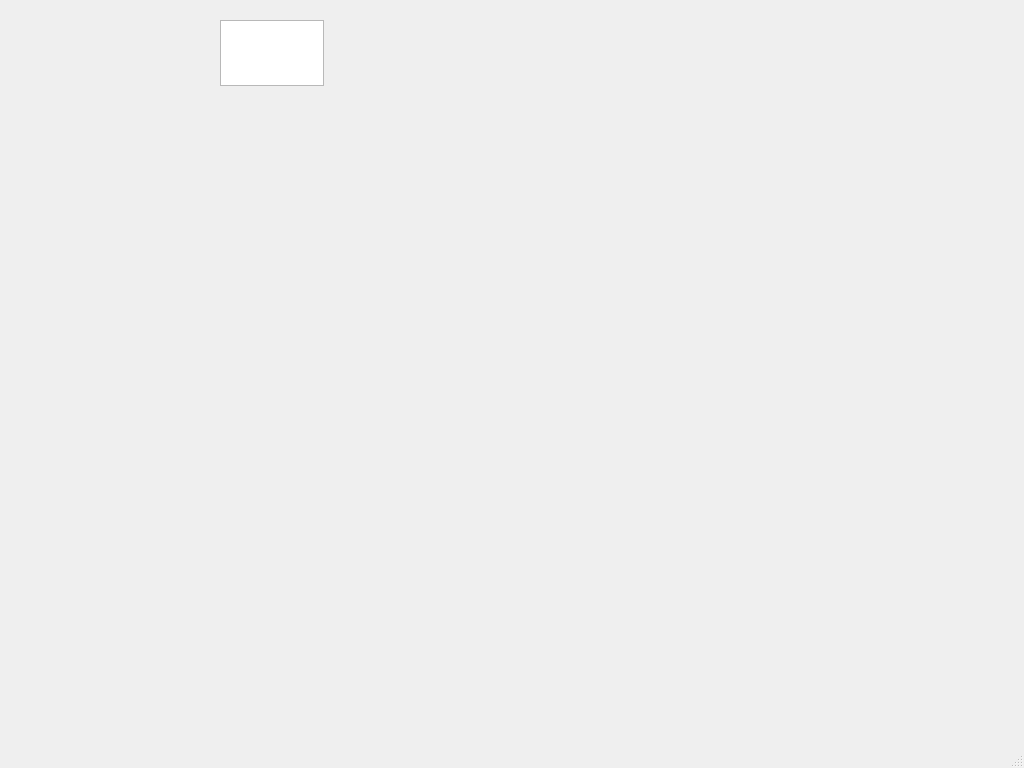
First picture: the form in ui/mainwindow.ui, repository NormalHumanUserName/python-app, before the edit.
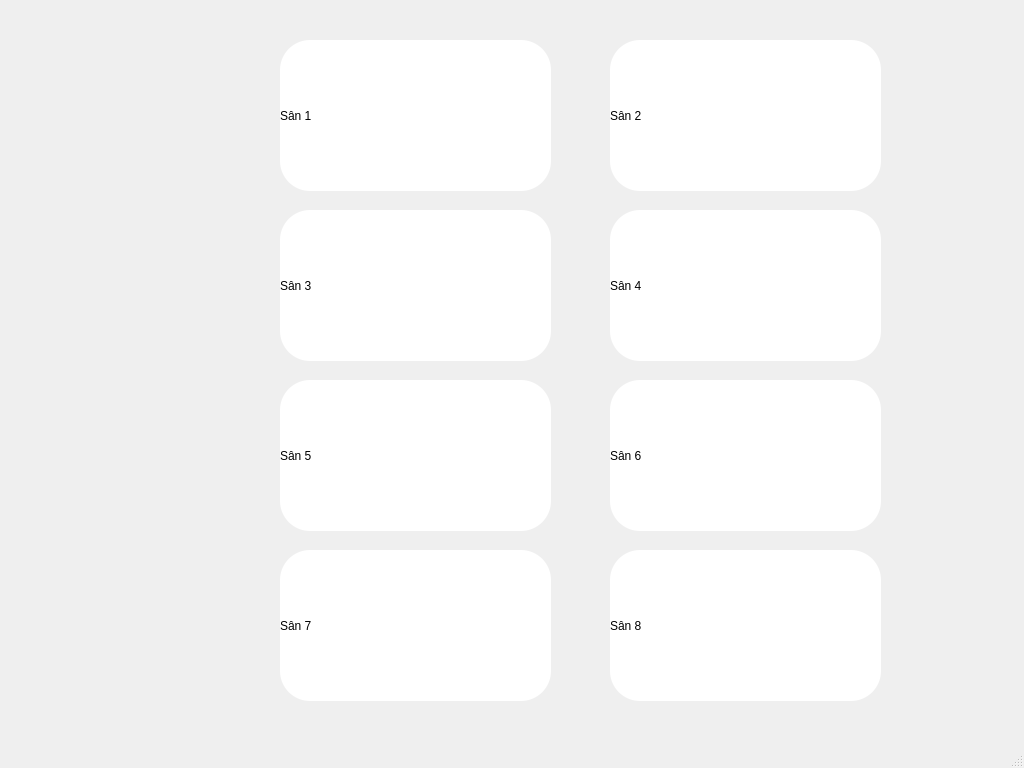
Second picture: the form after the edit. The open tabs and pages were chosen to show the change. Icons and pictures are not drawn.

The edit to the form file:
```diff
--- a/ui/mainwindow.ui
+++ b/ui/mainwindow.ui
@@ -57,14 +57,156 @@
      </widget>
     </widget>
     <widget class="QWidget" name="page_2">
-     <widget class="QPlainTextEdit" name="plainTextEdit">
+     <widget class="QLabel" name="label_6">
       <property name="geometry">
        <rect>
-        <x>60</x>
-        <y>20</y>
-        <width>104</width>
-        <height>66</height>
+        <x>120</x>
+        <y>40</y>
+        <width>271</width>
+        <height>151</height>
        </rect>
+      </property>
+      <property name="styleSheet">
+       <string notr="true">background-color:rgb(255, 255, 255);
+font: 16pt &quot;Segoe UI&quot;;
+border-radius: 30px
+</string>
+      </property>
+      <property name="text">
+       <string>Sân 1</string>
+      </property>
+     </widget>
+     <widget class="QLabel" name="label_7">
+      <property name="geometry">
+       <rect>
+        <x>450</x>
+        <y>40</y>
+        <width>271</width>
+        <height>151</height>
+       </rect>
+      </property>
+      <property name="styleSheet">
+       <string notr="true">background-color:rgb(255, 255, 255);
+font: 16pt &quot;Segoe UI&quot;;
+border-radius: 30px
+</string>
+      </property>
+      <property name="text">
+       <string>Sân 2</string>
+      </property>
+     </widget>
+     <widget class="QLabel" name="label_8">
+      <property name="geometry">
+       <rect>
+        <x>120</x>
+        <y>210</y>
+        <width>271</width>
+        <height>151</height>
+       </rect>
+      </property>
+      <property name="styleSheet">
+       <string notr="true">background-color:rgb(255, 255, 255);
+font: 16pt &quot;Segoe UI&quot;;
+border-radius: 30px
+</string>
+      </property>
+      <property name="text">
+       <string>Sân 3</string>
+      </property>
+     </widget>
+     <widget class="QLabel" name="label_9">
+      <property name="geometry">
+       <rect>
+        <x>450</x>
+        <y>210</y>
+        <width>271</width>
+        <height>151</height>
+       </rect>
+      </property>
+      <property name="styleSheet">
+       <string notr="true">background-color:rgb(255, 255, 255);
+font: 16pt &quot;Segoe UI&quot;;
+border-radius: 30px
+</string>
+      </property>
+      <property name="text">
+       <string>Sân 4</string>
+      </property>
+     </widget>
+     <widget class="QLabel" name="label_10">
+      <property name="geometry">
+       <rect>
+        <x>120</x>
+        <y>380</y>
+        <width>271</width>
+        <height>151</height>
+       </rect>
+      </property>
+      <property name="styleSheet">
+       <string notr="true">background-color:rgb(255, 255, 255);
+font: 16pt &quot;Segoe UI&quot;;
+border-radius: 30px
+</string>
+      </property>
+      <property name="text">
+       <string>Sân 5</string>
+      </property>
+     </widget>
+     <widget class="QLabel" name="label_11">
+      <property name="geometry">
+       <rect>
+        <x>450</x>
+        <y>380</y>
+        <width>271</width>
+        <height>151</height>
+       </rect>
+      </property>
+      <property name="styleSheet">
+       <string notr="true">background-color:rgb(255, 255, 255);
+font: 16pt &quot;Segoe UI&quot;;
+border-radius: 30px
+</string>
+      </property>
+      <property name="text">
+       <string>Sân 6</string>
+      </property>
+     </widget>
+     <widget class="QLabel" name="label_12">
+      <property name="geometry">
+       <rect>
+        <x>120</x>
+        <y>550</y>
+        <width>271</width>
+        <height>151</height>
+       </rect>
+      </property>
+      <property name="styleSheet">
+       <string notr="true">background-color:rgb(255, 255, 255);
+font: 16pt &quot;Segoe UI&quot;;
+border-radius: 30px
+</string>
+      </property>
+      <property name="text">
+       <string>Sân 7</string>
+      </property>
+     </widget>
+     <widget class="QLabel" name="label_13">
+      <property name="geometry">
+       <rect>
+        <x>450</x>
+        <y>550</y>
+        <width>271</width>
+        <height>151</height>
+       </rect>
+      </property>
+      <property name="styleSheet">
+       <string notr="true">background-color:rgb(255, 255, 255);
+font: 16pt &quot;Segoe UI&quot;;
+border-radius: 30px
+</string>
+      </property>
+      <property name="text">
+       <string>Sân 8</string>
       </property>
      </widget>
     </widget>
```
Left out of the diff: 57 changed lines with no effect on the pictures.
